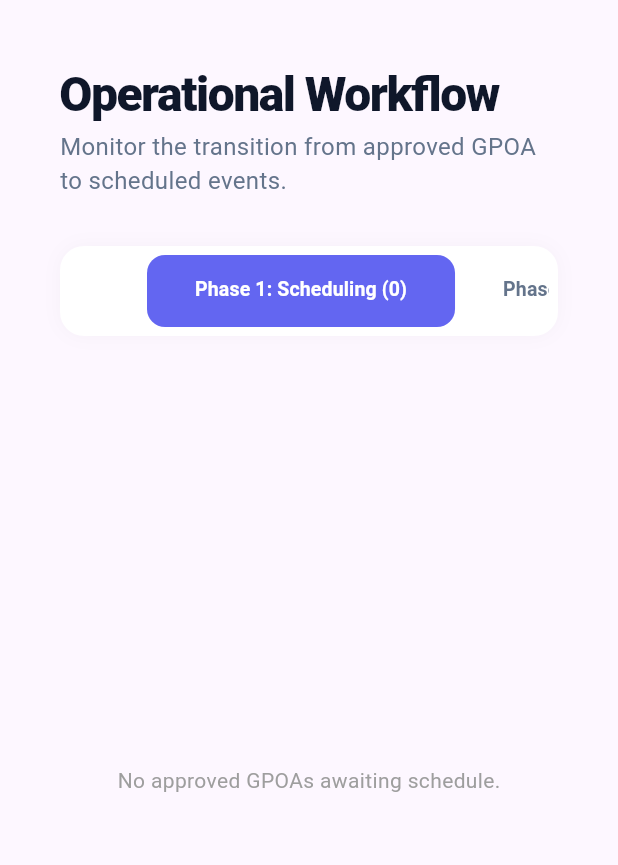
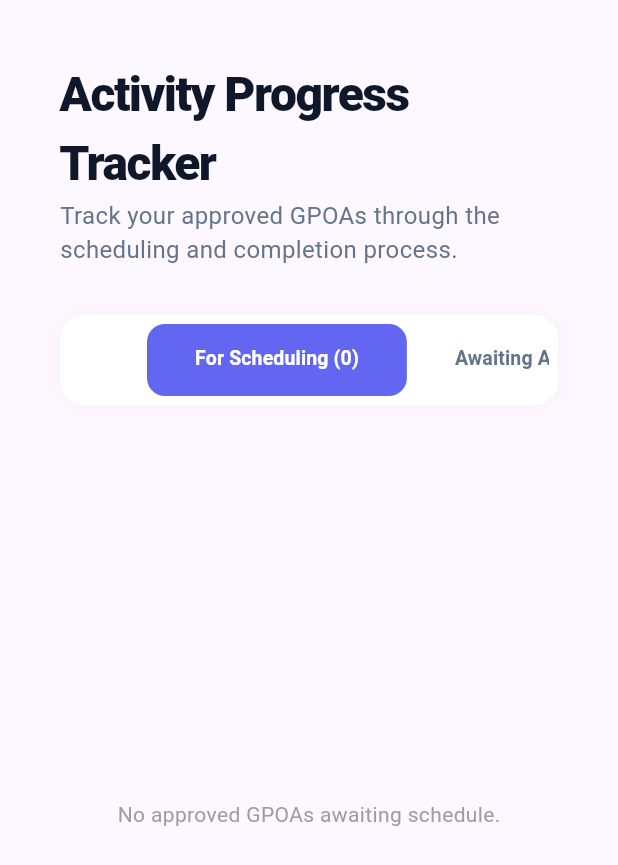
Before and after one commit to franiebingayen65-creator/CSUAtlasf, a Flutter app: the _OrgViewEventsView widget shown alone on an empty page, opened directly with empty values, on a phone screen of 412 x 824 dp. Shown: the top 865 px of the screen. Run offline on Flutter 3.47's test engine with Material 3 defaults, Android fonts, the phone set to English and light mode, and no system bars; our stand-ins replace file_picker, pdf, printing, supabase_flutter; accounts and stored records are empty.

Commit message:
"For Scheduling," "Awaiting Approval," "Ongoing Events," and "Completed."

```diff
--- a/lib/org_dashboard.dart
+++ b/lib/org_dashboard.dart
@@ -1722,8 +1722,8 @@ class _OrgViewEventsView extends StatelessWidget {
         child: Column(
           crossAxisAlignment: CrossAxisAlignment.start,
           children: [
-            const Text('Operational Workflow', style: TextStyle(fontSize: 32, fontWeight: FontWeight.w900, color: Color(0xFF0F172A), letterSpacing: -1)),
-            const Text('Monitor the transition from approved GPOA to scheduled events.', style: TextStyle(color: Color(0xFF64748B), fontSize: 16)),
+            const Text('Activity Progress Tracker', style: TextStyle(fontSize: 32, fontWeight: FontWeight.w900, color: Color(0xFF0F172A), letterSpacing: -1)),
+            const Text('Track your approved GPOAs through the scheduling and completion process.', style: TextStyle(color: Color(0xFF64748B), fontSize: 16)),
             const SizedBox(height: 32),
             Container(
               padding: const EdgeInsets.all(6),
@@ -1736,10 +1736,10 @@ class _OrgViewEventsView extends StatelessWidget {
                 indicator: BoxDecoration(borderRadius: BorderRadius.circular(12), color: const Color(0xFF6366F1)),
                 dividerColor: Colors.transparent,
                 tabs: [
-                  Tab(child: Padding(padding: const EdgeInsets.symmetric(horizontal: 16), child: Text('Phase 1: Scheduling (${approved.length})', style: const TextStyle(fontSize: 13, fontWeight: FontWeight.bold)))),
-                  Tab(child: Padding(padding: const EdgeInsets.symmetric(horizontal: 16), child: Text('Phase 2: Review (${pendingDate.length})', style: const TextStyle(fontSize: 13, fontWeight: FontWeight.bold)))),
-                  Tab(child: Padding(padding: const EdgeInsets.symmetric(horizontal: 16), child: Text('Phase 3: Ongoing (${scheduled.length})', style: const TextStyle(fontSize: 13, fontWeight: FontWeight.bold)))),
-                  Tab(child: Padding(padding: const EdgeInsets.symmetric(horizontal: 16), child: Text('Phase 4: Completed (${completed.length})', style: const TextStyle(fontSize: 13, fontWeight: FontWeight.bold)))),
+                  Tab(child: Padding(padding: const EdgeInsets.symmetric(horizontal: 16), child: Text('For Scheduling (${approved.length})', style: const TextStyle(fontSize: 13, fontWeight: FontWeight.bold)))),
+                  Tab(child: Padding(padding: const EdgeInsets.symmetric(horizontal: 16), child: Text('Awaiting Approval (${pendingDate.length})', style: const TextStyle(fontSize: 13, fontWeight: FontWeight.bold)))),
+                  Tab(child: Padding(padding: const EdgeInsets.symmetric(horizontal: 16), child: Text('Ongoing Events (${scheduled.length})', style: const TextStyle(fontSize: 13, fontWeight: FontWeight.bold)))),
+                  Tab(child: Padding(padding: const EdgeInsets.symmetric(horizontal: 16), child: Text('Completed (${completed.length})', style: const TextStyle(fontSize: 13, fontWeight: FontWeight.bold)))),
                 ],
               ),
             ),
```
Also changed, not shown: 2 other files.
